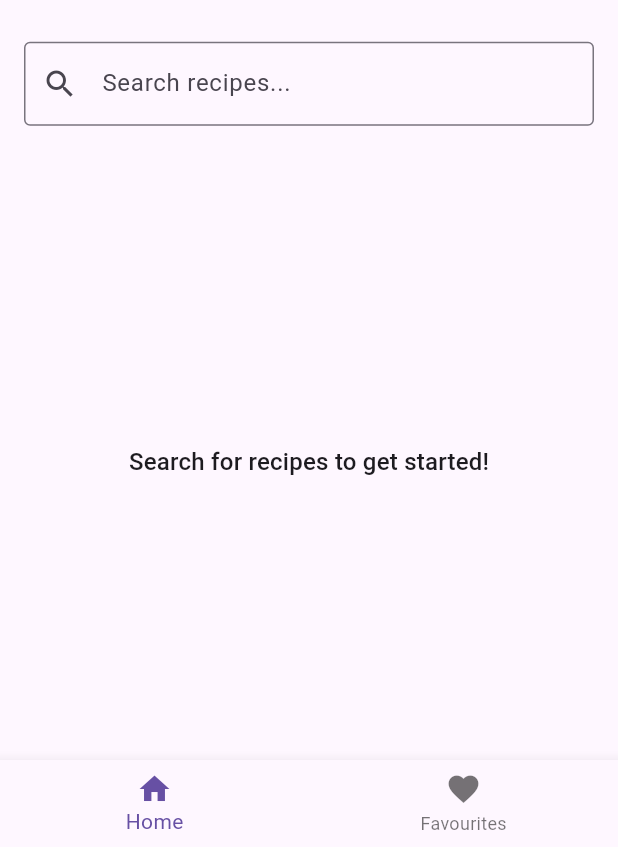
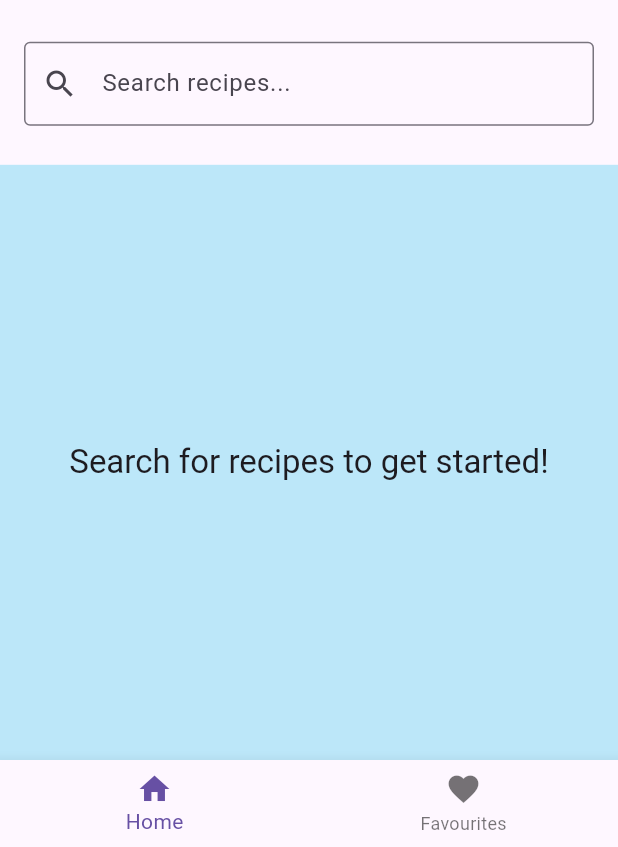
Before and after one commit to tarynJade/mobile-flutter-project, a Flutter app: the screen it shows after launch, on a phone screen of 412 x 824 dp, the part 389-1236 px from its top. Run offline on Flutter 3.47's test engine with Material 3 defaults, Android fonts, the phone set to English and light mode, and no system bars; our stand-ins replace shared_preferences.

Commit message:
feat: Enhance home screen UI with background color and updated text style for search prompt

```diff
--- a/lib/screens/home_screen.dart
+++ b/lib/screens/home_screen.dart
@@ -95,11 +95,13 @@ Widget build(BuildContext context) {
           ),
           const SizedBox(height: 10),
           Expanded(
+            child: Container(
+              color: const Color.fromARGB(255, 188, 231, 249),
               child: !_hasSearched
                   ? Center(
                       child: Text(
                         'Search for recipes to get started!',
-                      style: Theme.of(context).textTheme.titleMedium,
+                        style: Theme.of(context).textTheme.titleLarge,
                       ),
                     )
                   : SearchResultsView(
@@ -107,6 +109,7 @@ Widget build(BuildContext context) {
                       isLoading: _isLoading,
                       hasSearched: _hasSearched,
                       errorMessage: _errorMessage,
+                    ),
             ),
           ),
         ],
```
Lines whose indentation alone changed are shown as unchanged.
